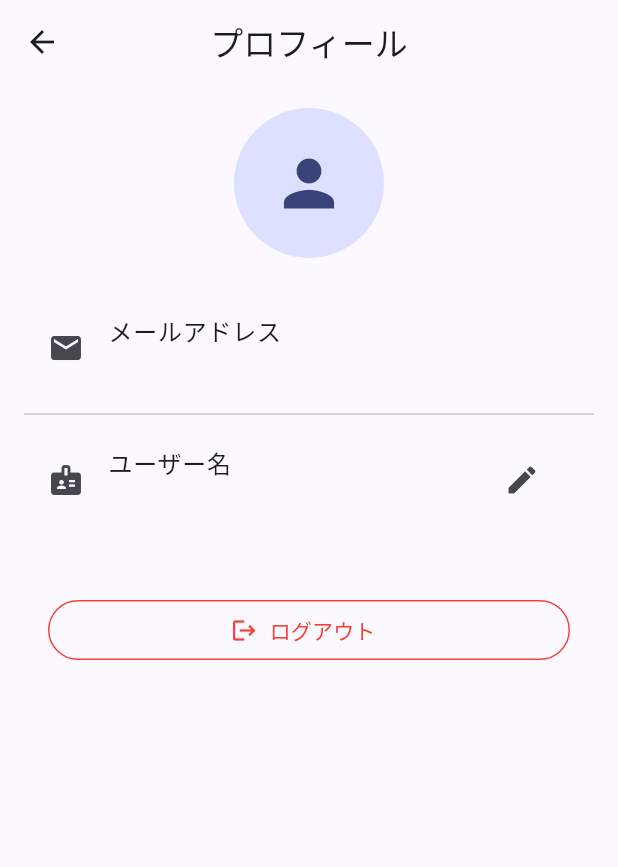
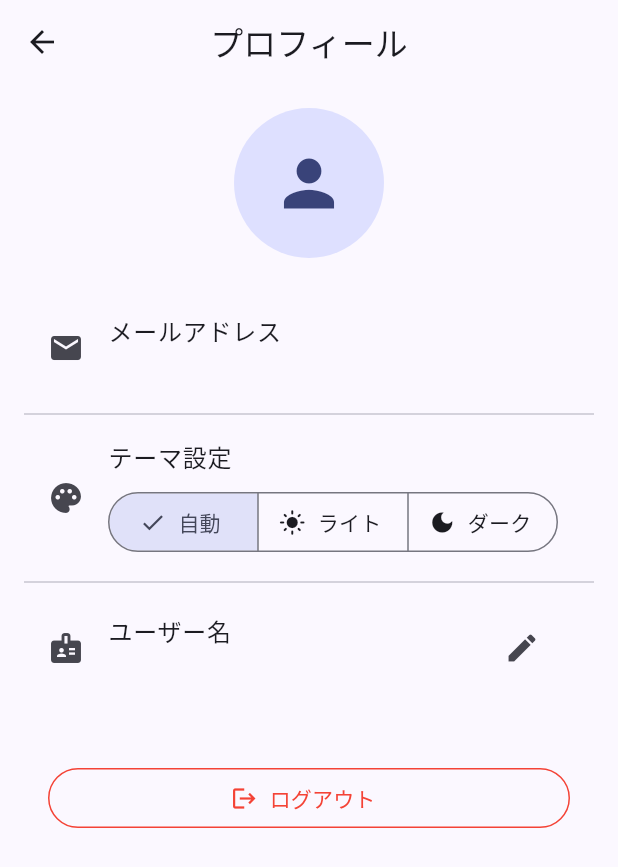
Before and after one commit to OhnoHaruki/subscription-manager-app, a Flutter app: the ProfileScreen screen opened directly, on a phone screen of 412 x 824 dp. Shown: the top 867 px of the screen. Run offline on Flutter 3.47's test engine with Material 3 defaults, Android fonts, the phone set to English and light mode, and no system bars; our stand-ins replace flutter_riverpod, freezed_annotation, shared_preferences, supabase_flutter; accounts and stored records are empty.

Commit message:
feat: ダークモード対応とテーマのブラッシュアップ #23

```diff
--- a/lib/providers/stats_provider.dart
+++ b/lib/providers/stats_provider.dart
@@ -1,7 +1,6 @@
 import 'package:flutter_riverpod/flutter_riverpod.dart';
 import '../models/subscription.dart';
 import 'subscription_provider.dart';
-import 'tag_provider.dart';
 
 /// 統計情報を表すモデル
 class SubscriptionStats {
--- a/lib/screens/profile_screen.dart
+++ b/lib/screens/profile_screen.dart
@@ -2,6 +2,7 @@ import 'package:flutter/material.dart';
 import 'package:flutter_riverpod/flutter_riverpod.dart';
 import '../providers/auth_provider.dart';
 import '../providers/profile_provider.dart';
+import '../providers/theme_provider.dart';
 
 class ProfileScreen extends ConsumerStatefulWidget {
   const ProfileScreen({super.key});
@@ -23,6 +24,7 @@ class _ProfileScreenState extends ConsumerState<ProfileScreen> {
 
   Future<void> _updateProfile(String id) async {
     setState(() => _isLoading = true);
+    final messenger = ScaffoldMessenger.of(context);
     try {
       final repository = ref.read(profileRepositoryProvider);
       final profile = ref.read(profileProvider).value;
@@ -33,14 +35,14 @@ class _ProfileScreenState extends ConsumerState<ProfileScreen> {
         ref.invalidate(profileProvider);
         if (mounted) {
           setState(() => _isEditing = false);
-          ScaffoldMessenger.of(context).showSnackBar(
+          messenger.showSnackBar(
             const SnackBar(content: Text('プロフィールを更新しました')),
           );
         }
       }
     } catch (e) {
       if (mounted) {
-        ScaffoldMessenger.of(context).showSnackBar(
+        messenger.showSnackBar(
           SnackBar(content: Text('更新に失敗しました: $e')),
         );
       }
@@ -55,6 +57,7 @@ class _ProfileScreenState extends ConsumerState<ProfileScreen> {
   Widget build(BuildContext context) {
     final user = ref.watch(currentUserProvider);
     final profileAsync = ref.watch(profileProvider);
+    final themeMode = ref.watch(themeProvider);
 
     return Scaffold(
       appBar: AppBar(
@@ -86,6 +89,39 @@ class _ProfileScreenState extends ConsumerState<ProfileScreen> {
                 title: const Text('メールアドレス'),
                 subtitle: Text(user?.email ?? '不明'),
                 leading: const Icon(Icons.email),
+              ),
+              const Divider(),
+
+              // テーマ設定
+              ListTile(
+                leading: const Icon(Icons.palette),
+                title: const Text('テーマ設定'),
+                subtitle: Padding(
+                  padding: const EdgeInsets.only(top: 8),
+                  child: SegmentedButton<ThemeMode>(
+                    segments: const [
+                      ButtonSegment(
+                        value: ThemeMode.system,
+                        label: Text('自動'),
+                        icon: Icon(Icons.brightness_auto),
+                      ),
+                      ButtonSegment(
+                        value: ThemeMode.light,
+                        label: Text('ライト'),
+                        icon: Icon(Icons.light_mode),
+                      ),
+                      ButtonSegment(
+                        value: ThemeMode.dark,
+                        label: Text('ダーク'),
+                        icon: Icon(Icons.dark_mode),
+                      ),
+                    ],
+                    selected: {themeMode},
+                    onSelectionChanged: (newSelection) {
+                      ref.read(themeProvider.notifier).setThemeMode(newSelection.first);
+                    },
+                  ),
+                ),
               ),
               const Divider(),
 
@@ -145,6 +181,8 @@ class _ProfileScreenState extends ConsumerState<ProfileScreen> {
                 padding: const EdgeInsets.symmetric(horizontal: 16),
                 child: OutlinedButton.icon(
                   onPressed: () async {
+                    final navigator = Navigator.of(context);
+
                     final confirm = await showDialog<bool>(
                       context: context,
                       builder: (context) => AlertDialog(
@@ -164,7 +202,6 @@ class _ProfileScreenState extends ConsumerState<ProfileScreen> {
                     );
 
                     if (confirm == true) {
-                      final navigator = Navigator.of(context);
                       await ref.read(authRepositoryProvider).signOut();
                       if (mounted) {
                         navigator.popUntil((route) => route.isFirst);
--- a/lib/screens/subscription_list_screen.dart
+++ b/lib/screens/subscription_list_screen.dart
@@ -4,7 +4,6 @@ import 'package:intl/intl.dart';
 import '../models/subscription.dart';
 import '../providers/subscription_provider.dart';
 import '../providers/payment_method_provider.dart';
-import '../providers/auth_provider.dart';
 import 'add_subscription_screen.dart';
 import 'payment_method_list_screen.dart';
 import 'tag_list_screen.dart';
@@ -208,7 +207,7 @@ class _SubscriptionTile extends ConsumerWidget {
                   return Container(
                     padding: const EdgeInsets.symmetric(horizontal: 6, vertical: 2),
                     decoration: BoxDecoration(
-                      color: Colors.deepPurple.withOpacity(0.1),
+                      color: Colors.deepPurple.withAlpha(25),
                       borderRadius: BorderRadius.circular(4),
                     ),
                     child: Text(
```
Also changed, not shown: lib/providers/theme_provider.dart (+7 -7 lines), 1 other file.
